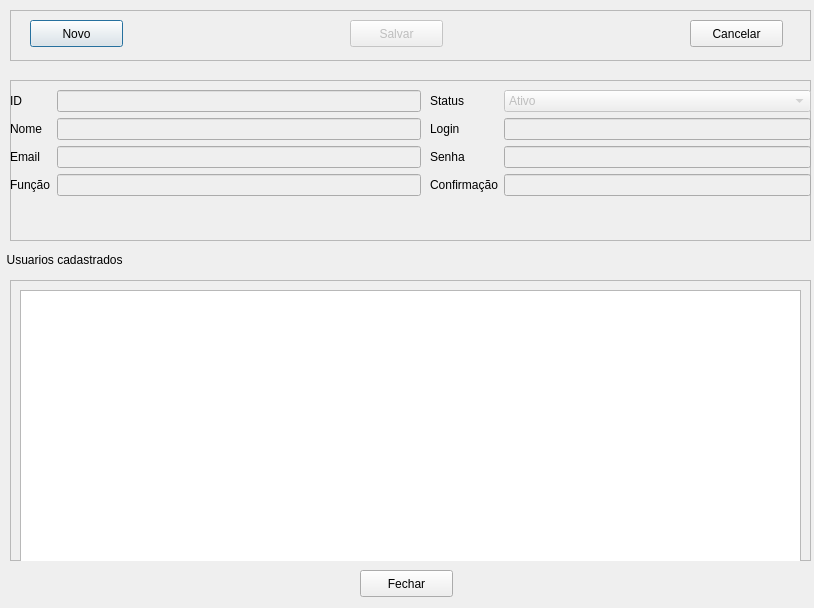
Qt form telas/cadastrousuario.ui (alissonbf/projeto-coopervap) before a commit.
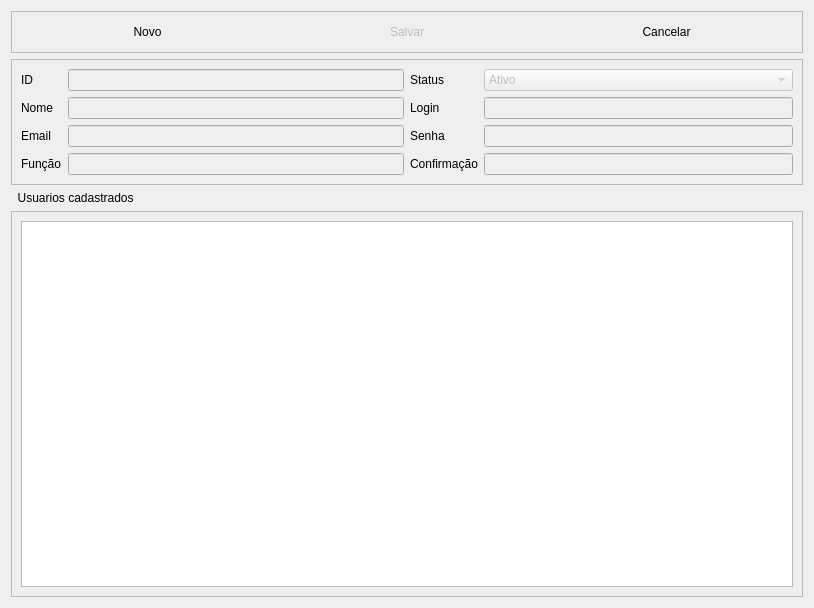
The same form after that commit. Icons and pictures are not drawn.

Commit message: novas telas

```diff
--- a/telas/cadastrousuario.ui
+++ b/telas/cadastrousuario.ui
@@ -17,30 +17,74 @@
    <iconset resource="img.qrc">
     <normaloff>:/new/prefix1/images/Profile.png</normaloff>:/new/prefix1/images/Profile.png</iconset>
   </property>
+  <layout class="QVBoxLayout" name="verticalLayout">
+   <item>
+    <widget class="QFrame" name="frame_3">
+     <property name="frameShape">
+      <enum>QFrame::StyledPanel</enum>
+     </property>
+     <property name="frameShadow">
+      <enum>QFrame::Raised</enum>
+     </property>
+     <layout class="QHBoxLayout" name="horizontalLayout_2">
+      <item>
+       <widget class="QPushButton" name="Novo">
+        <property name="text">
+         <string>Novo</string>
+        </property>
+        <property name="icon">
+         <iconset resource="img.qrc">
+          <normaloff>:/newPrefix/images/add.png</normaloff>:/newPrefix/images/add.png</iconset>
+        </property>
+        <property name="flat">
+         <bool>true</bool>
+        </property>
+       </widget>
+      </item>
+      <item>
+       <widget class="QPushButton" name="Salvar">
+        <property name="enabled">
+         <bool>false</bool>
+        </property>
+        <property name="text">
+         <string>Salvar</string>
+        </property>
+        <property name="icon">
+         <iconset resource="img.qrc">
+          <normaloff>:/newPrefix/images/button_ok.png</normaloff>:/newPrefix/images/button_ok.png</iconset>
+        </property>
+        <property name="flat">
+         <bool>true</bool>
+        </property>
+       </widget>
+      </item>
+      <item>
+       <widget class="QPushButton" name="Deletar">
+        <property name="text">
+         <string>Cancelar</string>
+        </property>
+        <property name="icon">
+         <iconset resource="img.qrc">
+          <normaloff>:/newPrefix/images/button_cancel.png</normaloff>:/newPrefix/images/button_cancel.png</iconset>
+        </property>
+        <property name="flat">
+         <bool>true</bool>
+        </property>
+       </widget>
+      </item>
+     </layout>
+    </widget>
+   </item>
+   <item>
   <widget class="QFrame" name="frame_2">
-   <property name="geometry">
-    <rect>
-     <x>10</x>
-     <y>80</y>
-     <width>801</width>
-     <height>161</height>
-    </rect>
-   </property>
    <property name="frameShape">
     <enum>QFrame::StyledPanel</enum>
    </property>
    <property name="frameShadow">
     <enum>QFrame::Raised</enum>
    </property>
-   <widget class="QWidget" name="formLayoutWidget">
-    <property name="geometry">
-     <rect>
-      <x>0</x>
-      <y>10</y>
-      <width>411</width>
-      <height>141</height>
-     </rect>
-    </property>
+     <layout class="QHBoxLayout" name="horizontalLayout">
+      <item>
     <layout class="QFormLayout" name="formLayout">
      <item row="3" column="0">
       <widget class="QLabel" name="label_3">
@@ -108,16 +152,8 @@
       </widget>
      </item>
     </layout>
-   </widget>
-   <widget class="QWidget" name="formLayoutWidget_2">
-    <property name="geometry">
-     <rect>
-      <x>420</x>
-      <y>10</y>
-      <width>381</width>
-      <height>141</height>
-     </rect>
-    </property>
+      </item>
+      <item>
     <layout class="QFormLayout" name="formLayout_2">
      <item row="3" column="1">
       <widget class="QLineEdit" name="EditConfirme">
@@ -201,102 +237,28 @@
       </widget>
      </item>
     </layout>
-   </widget>
-  </widget>
-  <widget class="QFrame" name="frame_3">
-   <property name="geometry">
-    <rect>
-     <x>10</x>
-     <y>10</y>
-     <width>801</width>
-     <height>51</height>
-    </rect>
-   </property>
-   <property name="frameShape">
-    <enum>QFrame::StyledPanel</enum>
-   </property>
-   <property name="frameShadow">
-    <enum>QFrame::Raised</enum>
-   </property>
-   <widget class="QPushButton" name="Novo">
-    <property name="geometry">
-     <rect>
-      <x>20</x>
-      <y>10</y>
-      <width>93</width>
-      <height>27</height>
-     </rect>
-    </property>
+      </item>
+     </layout>
+    </widget>
+   </item>
+   <item>
+    <widget class="QLabel" name="label_7">
     <property name="text">
-     <string>Novo</string>
-    </property>
-    <property name="icon">
-     <iconset resource="img.qrc">
-      <normaloff>:/new/prefix1/images/add_user.png</normaloff>:/new/prefix1/images/add_user.png</iconset>
-    </property>
-   </widget>
-   <widget class="QPushButton" name="Salvar">
-    <property name="enabled">
-     <bool>false</bool>
-    </property>
-    <property name="geometry">
-     <rect>
-      <x>340</x>
-      <y>10</y>
-      <width>93</width>
-      <height>27</height>
-     </rect>
-    </property>
-    <property name="text">
-     <string>Salvar</string>
-    </property>
-    <property name="icon">
-     <iconset resource="img.qrc">
-      <normaloff>:/new/prefix1/images/button_ok.png</normaloff>:/new/prefix1/images/button_ok.png</iconset>
-    </property>
-   </widget>
-   <widget class="QPushButton" name="Deletar">
-    <property name="geometry">
-     <rect>
-      <x>680</x>
-      <y>10</y>
-      <width>93</width>
-      <height>27</height>
-     </rect>
-    </property>
-    <property name="text">
-     <string>Cancelar</string>
-    </property>
-    <property name="icon">
-     <iconset resource="img.qrc">
-      <normaloff>:/new/prefix1/images/remove_user.png</normaloff>:/new/prefix1/images/remove_user.png</iconset>
-    </property>
-   </widget>
-  </widget>
+      <string>  Usuarios cadastrados</string>
+     </property>
+    </widget>
+   </item>
+   <item>
   <widget class="QFrame" name="frame_4">
-   <property name="geometry">
-    <rect>
-     <x>10</x>
-     <y>280</y>
-     <width>801</width>
-     <height>281</height>
-    </rect>
-   </property>
    <property name="frameShape">
     <enum>QFrame::StyledPanel</enum>
    </property>
    <property name="frameShadow">
     <enum>QFrame::Raised</enum>
    </property>
+     <layout class="QHBoxLayout" name="horizontalLayout_3">
+      <item>
    <widget class="QTableView" name="tabela">
-    <property name="geometry">
-     <rect>
-      <x>10</x>
-      <y>10</y>
-      <width>781</width>
-      <height>291</height>
-     </rect>
-    </property>
     <property name="editTriggers">
      <set>QAbstractItemView::NoEditTriggers</set>
     </property>
@@ -322,37 +284,11 @@
      <bool>true</bool>
     </attribute>
    </widget>
-  </widget>
-  <widget class="QLabel" name="label_7">
-   <property name="geometry">
-    <rect>
-     <x>0</x>
-     <y>250</y>
-     <width>171</width>
-     <height>20</height>
-    </rect>
-   </property>
-   <property name="text">
-    <string>  Usuarios cadastrados</string>
-   </property>
-  </widget>
-  <widget class="QPushButton" name="Fechar">
-   <property name="geometry">
-    <rect>
-     <x>360</x>
-     <y>570</y>
-     <width>93</width>
-     <height>27</height>
-    </rect>
-   </property>
-   <property name="text">
-    <string>Fechar</string>
-   </property>
-   <property name="icon">
-    <iconset resource="img.qrc">
-     <normaloff>:/new/prefix1/images/button_cancel.png</normaloff>:/new/prefix1/images/button_cancel.png</iconset>
-   </property>
-  </widget>
+      </item>
+     </layout>
+    </widget>
+   </item>
+  </layout>
  </widget>
  <tabstops>
   <tabstop>EditNome</tabstop>
```
Left out of the diff: 3 changed lines with no effect on the pictures. Lines whose indentation alone changed are shown as unchanged. The commit also changes 5 other files.
